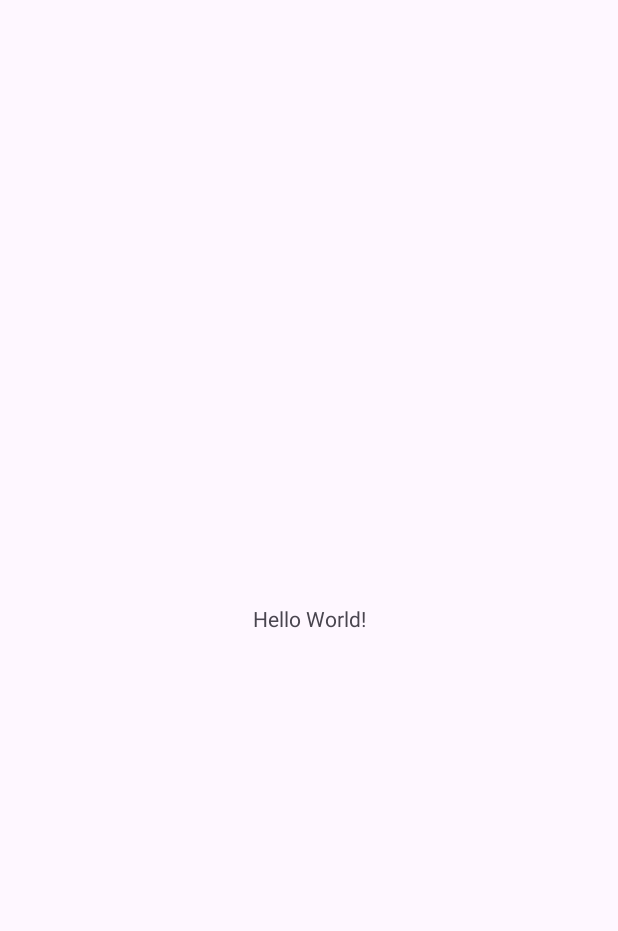
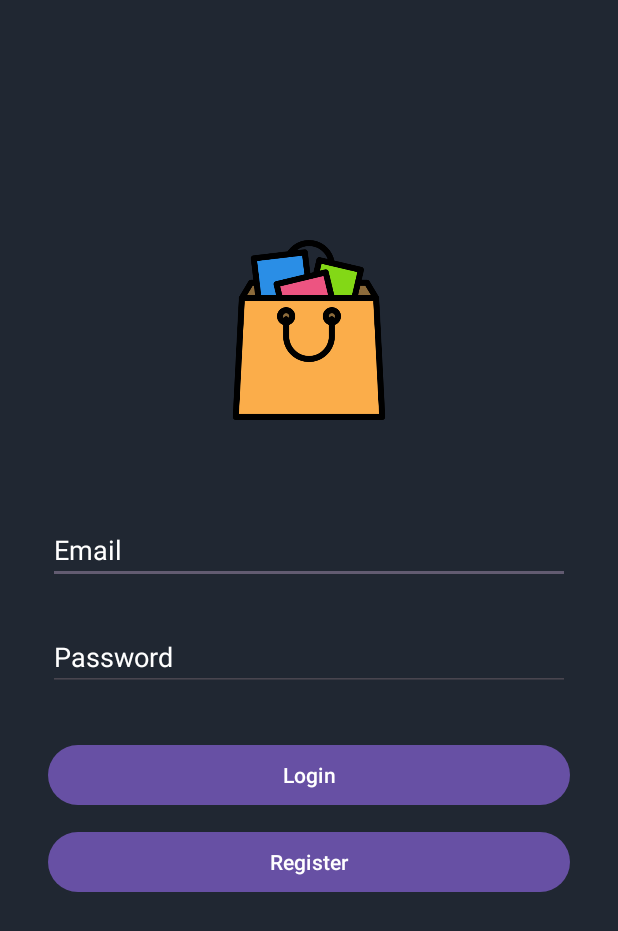
Before and after one commit to DubanChelo/Aplicacion_Tienda, an Android app: the screen it shows after launch (MainActivity before the commit, login after it), on a phone screen of 412 x 824 dp. Before the commit the part shown is almost empty. Shown: the top 931 px of the screen. Run offline under Robolectric (Android 15) with nearby library versions, the phone set to English and light mode, and no system bars.

Commit message:
add login, register, con clases. Add clase dbHelper

```diff
--- /dev/null
+++ b/app/src/main/java/com/example/aplicacion_tienda/login.java
@@ -0,0 +1,34 @@
+package com.example.aplicacion_tienda;
+
+import android.annotation.SuppressLint;
+import android.content.Intent;
+import android.os.Bundle;
+import android.view.View;
+import android.widget.Button;
+
+import androidx.activity.EdgeToEdge;
+import androidx.appcompat.app.AppCompatActivity;
+import androidx.core.graphics.Insets;
+import androidx.core.view.ViewCompat;
+import androidx.core.view.WindowInsetsCompat;
+
+public class login extends AppCompatActivity {
+    @SuppressLint("MissingInflatedId")
+    @Override
+    protected void onCreate(Bundle savedInstanceState) {
+        super.onCreate(savedInstanceState);
+        EdgeToEdge.enable(this);
+        setContentView(R.layout.login);
+
+        // Codigo para eventos de cambios entre ventanas, del login al alRegister
+        Button alRegister = findViewById(R.id.register);
+        alRegister.setOnClickListener(new View.OnClickListener() {
+            @Override
+            public void onClick(View view) {
+                Intent intent = new Intent(login.this, com.example.aplicacion_tienda.alRegister.class);
+                startActivity(intent);
+            }
+        });
+    }
+
+}
--- a/app/src/main/res/layout/activity_main.xml
+++ b/app/src/main/res/layout/activity_main.xml
@@ -5,15 +5,4 @@
     android:id="@+id/main"
     android:layout_width="match_parent"
     android:layout_height="match_parent"
-    tools:context=".MainActivity">
-
-    <TextView
-        android:layout_width="wrap_content"
-        android:layout_height="wrap_content"
-        android:text="Hello World!"
-        app:layout_constraintBottom_toBottomOf="parent"
-        app:layout_constraintEnd_toEndOf="parent"
-        app:layout_constraintStart_toStartOf="parent"
-        app:layout_constraintTop_toTopOf="parent" />
-
-</androidx.constraintlayout.widget.ConstraintLayout>
+    tools:context=".MainActivity"/>
--- /dev/null
+++ b/app/src/main/res/layout/login.xml
@@ -0,0 +1,84 @@
+<?xml version="1.0" encoding="utf-8"?>
+<androidx.constraintlayout.widget.ConstraintLayout xmlns:android="http://schemas.android.com/apk/res/android"
+    xmlns:app="http://schemas.android.com/apk/res-auto"
+    xmlns:tools="http://schemas.android.com/tools"
+    android:layout_width="match_parent"
+    android:layout_height="match_parent"
+    android:background="#202732">
+    <!-- color del background se añadio-->
+
+
+    <ImageView
+        android:id="@+id/imageView"
+        android:layout_width="120dp"
+        android:layout_height="120dp"
+        android:layout_marginTop="160dp"
+        app:layout_constraintEnd_toEndOf="parent"
+        app:layout_constraintStart_toStartOf="parent"
+        app:layout_constraintTop_toTopOf="parent"
+        app:srcCompat="@drawable/bolsadelacompra" />
+    <!-- Añade una imagen que extrae de la carpeta drawable-->
+
+    <EditText
+        android:id="@+id/editTextText"
+        android:layout_width="match_parent"
+        android:layout_height="wrap_content"
+        android:layout_marginStart="32dp"
+        android:layout_marginTop="64dp"
+        android:layout_marginEnd="32dp"
+        android:ems="10"
+        android:inputType="text"
+        app:layout_constraintEnd_toEndOf="parent"
+        app:layout_constraintStart_toStartOf="parent"
+        app:layout_constraintTop_toBottomOf="@+id/imageView"
+        android:hint="Email"
+        android:textColorHint="@color/white"
+        android:textColor="@color/white"/>
+    <!-- Añade un inputText de para el campo del Email, colores de las letras blancos-->
+
+    <EditText
+        android:id="@+id/editTextText2"
+        android:layout_width="match_parent"
+        android:layout_height="wrap_content"
+        android:layout_marginStart="32dp"
+        android:layout_marginTop="26dp"
+        android:layout_marginEnd="32dp"
+        android:ems="10"
+        android:inputType="text"
+        app:layout_constraintEnd_toEndOf="parent"
+        app:layout_constraintHorizontal_bias="0.502"
+        app:layout_constraintStart_toStartOf="parent"
+        app:layout_constraintTop_toBottomOf="@+id/editTextText"
+        android:hint="Password"
+        android:textColorHint="@color/white"
+        android:textColor="@color/white"/>
+    <!-- Añade un inputText de para el campo del Password, colores de las letras blancos-->
+
+    <Button
+        android:id="@+id/login"
+        android:layout_width="match_parent"
+        android:layout_height="wrap_content"
+        android:layout_marginStart="32dp"
+        android:layout_marginTop="32dp"
+        android:layout_marginEnd="32dp"
+        android:text="Login"
+        app:layout_constraintEnd_toEndOf="parent"
+        app:layout_constraintHorizontal_bias="0.498"
+        app:layout_constraintStart_toStartOf="parent"
+        app:layout_constraintTop_toBottomOf="@+id/editTextText2" />
+    <!-- Botón para loguearse-->
+
+    <Button
+        android:id="@+id/register"
+        android:layout_width="match_parent"
+        android:layout_height="wrap_content"
+        android:layout_marginStart="32dp"
+        android:layout_marginTop="10dp"
+        android:layout_marginEnd="32dp"
+        android:text="Register"
+        app:layout_constraintEnd_toEndOf="parent"
+        app:layout_constraintHorizontal_bias="0.498"
+        app:layout_constraintStart_toStartOf="parent"
+        app:layout_constraintTop_toBottomOf="@+id/login" />
+    <!-- Botón para redirigir el flujo a la pestaña de alRegister-->
+</androidx.constraintlayout.widget.ConstraintLayout>
--- a/app/src/main/res/values/strings.xml
+++ b/app/src/main/res/values/strings.xml
@@ -1,3 +1,4 @@
 <resources>
     <string name="app_name">Aplicacion_Tienda</string>
+    <string name="title_activity_al_register">alRegister</string>
 </resources>
--- a/build.gradle.kts
+++ b/build.gradle.kts
@@ -1,4 +1,5 @@
 // Top-level build file where you can add configuration options common to all sub-projects/modules.
 plugins {
     alias(libs.plugins.android.application) apply false
+    alias(libs.plugins.kotlin.android) apply false
 }
```
Also changed, not shown: app/build.gradle.kts (+29 -0 lines), app/src/main/AndroidManifest.xml (+7 -1 lines), app/src/main/java/com/example/aplicacion_tienda/alRegister.java (added, +32 -0 lines), app/src/main/java/com/example/aplicacion_tienda/db/dbHelper.java (added, +28 -0 lines), app/src/main/res/layout/activity_al_register.xml (added, +83 -0 lines), gradle/libs.versions.toml (+15 -0 lines), app/src/main/res/drawable/bolsadelacompra.png (added), app/src/main/res/drawable/registrado.png (added).
